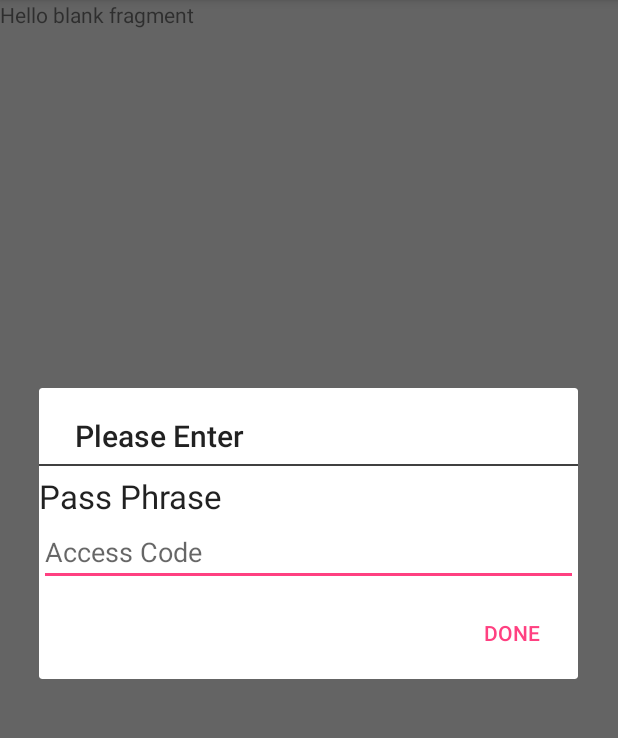
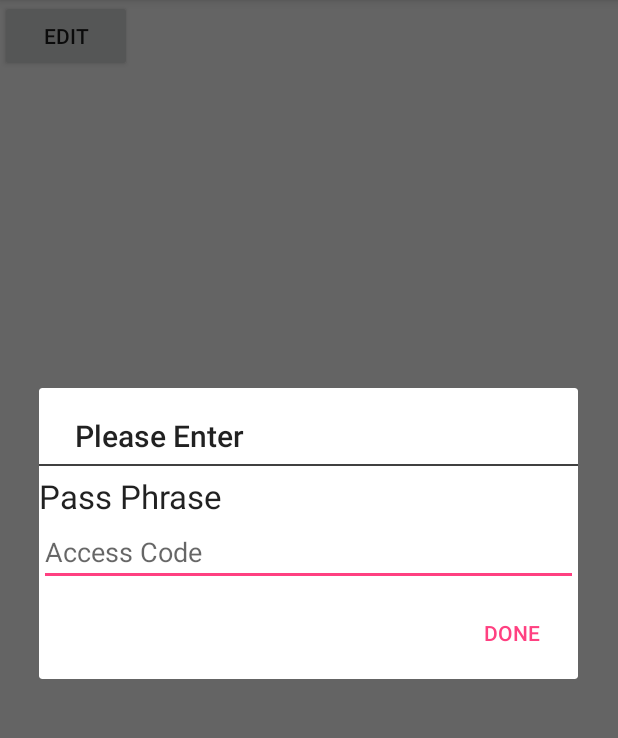
Before and after one commit to dianaisyah/P12_MyDataBook, an Android app: the fragment NoteFrag placed in its activity, on a phone screen of 412 x 824 dp, the part 84-822 px from its top. Run offline under Robolectric (Android 15) with nearby library versions, the phone set to English and light mode, and no system bars.

Commit message:
*updated

```diff
--- a/app/src/main/res/layout/fragment_note.xml
+++ b/app/src/main/res/layout/fragment_note.xml
@@ -5,9 +5,23 @@
     tools:context="democooldrawer.android.myapplicationdev.com.p12_mydatabook.NoteFrag">
 
     <!-- TODO: Update blank fragment layout -->
-    <TextView
+
+
+    <LinearLayout
         android:layout_width="match_parent"
         android:layout_height="match_parent"
-        android:text="@string/hello_blank_fragment" />
+        android:orientation="vertical">
+
+        <Space
+            android:layout_width="match_parent"
+            android:layout_height="match_parent" />
+
+    </LinearLayout>
+
+   <Button
+       android:layout_width="wrap_content"
+       android:layout_height="wrap_content"
+       android:text="Edit"
+       android:id="@+id/btnEdit"/>
 
 </FrameLayout>
```
